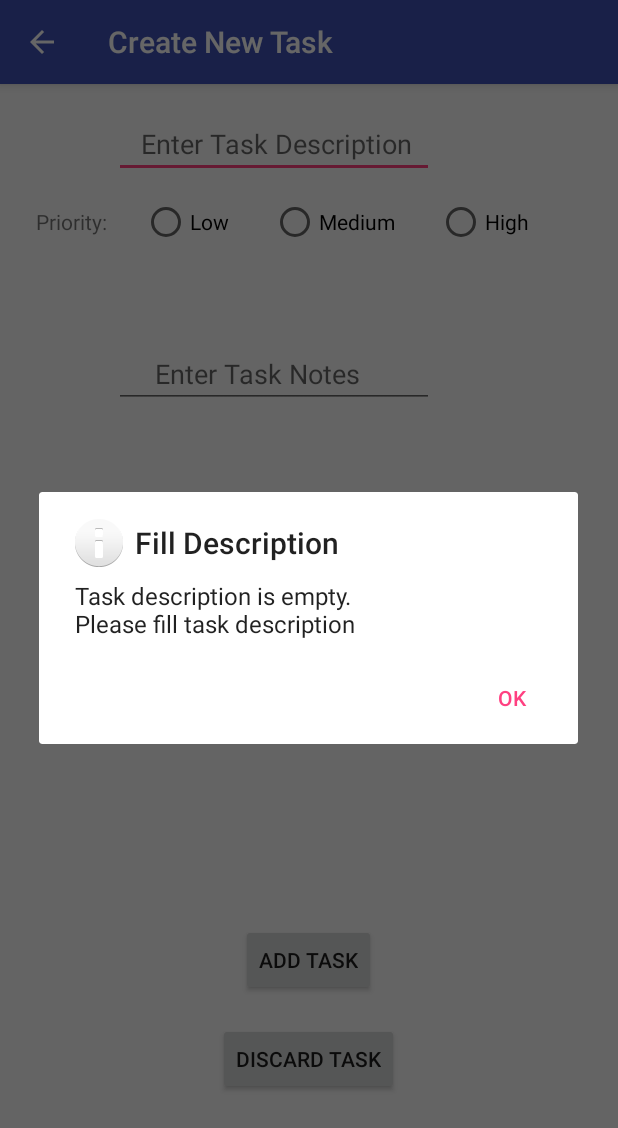
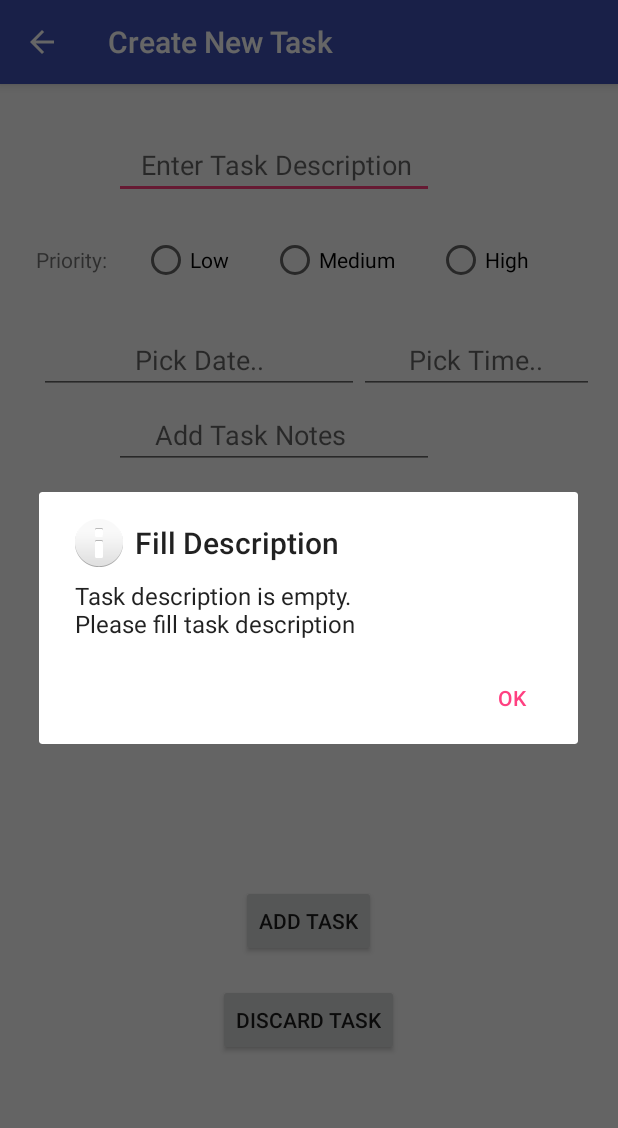
Before and after one commit to DFaiz/ToDoListEx2, an Android app: the ListNodeActivity screen opened directly, with no data from a screen before it, after a tap on "ADD TASK", on a phone screen of 412 x 824 dp. Shown: the top 1128 px of the screen. Run offline under Robolectric (Android 15) with nearby library versions, the phone set to English and light mode, and no system bars.

Commit message:
Time and date
Added time and date pickers.

```diff
--- /dev/null
+++ b/app/src/main/java/il/ac/shenkar/david/todolistex2/DatePickerFragment.java
@@ -0,0 +1,35 @@
+package il.ac.shenkar.david.todolistex2;
+
+/**
+ * Created by David on 08-Dec-15.
+ */
+
+import android.app.DatePickerDialog;
+import android.app.Dialog;
+import android.app.DialogFragment;
+import android.os.Bundle;
+import android.widget.DatePicker;
+import android.widget.EditText;
+import java.util.Calendar;
+
+public class DatePickerFragment extends DialogFragment implements DatePickerDialog.OnDateSetListener
+{
+    @Override
+    public Dialog onCreateDialog(Bundle savedInstanceState) {
+        // Use the current date as the default date in the picker
+        final Calendar c = Calendar.getInstance();
+        int year = c.get(Calendar.YEAR);
+        int month = c.get(Calendar.MONTH);
+        int day = c.get(Calendar.DAY_OF_MONTH);
+
+        // Create a new instance of DatePickerDialog and return it
+        return new DatePickerDialog(getActivity(), this, year, month, day);
+    }
+
+    @Override
+    public void onDateSet(DatePicker view, int year, int month, int day) {
+        // Do something with the date chosen by the user
+        EditText date= (EditText)getActivity().findViewById(R.id.taskDateEdit);
+        date.setText(day+"/"+(month+1)+"/"+year);
+    }
+}
--- a/app/src/main/java/il/ac/shenkar/david/todolistex2/ListNodeActivity.java
+++ b/app/src/main/java/il/ac/shenkar/david/todolistex2/ListNodeActivity.java
@@ -1,5 +1,7 @@
 package il.ac.shenkar.david.todolistex2;
 
+import java.util.Calendar;
+import java.util.Date;
 import android.app.AlertDialog;
 import android.content.Context;
 import android.content.DialogInterface;
@@ -9,9 +11,13 @@ import android.support.design.widget.FloatingActionButton;
 import android.support.design.widget.Snackbar;
 import android.support.v7.app.AppCompatActivity;
 import android.support.v7.widget.Toolbar;
+import android.text.InputType;
 import android.view.View;
 import android.widget.EditText;
 import android.widget.RadioButton;
+import android.app.DialogFragment;
+
+import java.text.SimpleDateFormat;
 
 public class ListNodeActivity extends AppCompatActivity {
 
@@ -23,22 +29,44 @@ public class ListNodeActivity extends AppCompatActivity {
         setContentView(R.layout.activity_list_node);
         Toolbar toolbar = (Toolbar) findViewById(R.id.toolbar);
         setSupportActionBar(toolbar);
-/*
-        FloatingActionButton fab = (FloatingActionButton) findViewById(R.id.fab);
-        fab.setOnClickListener(new View.OnClickListener() {
-            @Override
-            public void onClick(View view) {
-                Snackbar.make(view, "Replace with your own action", Snackbar.LENGTH_LONG)
-                        .setAction("Action", null).show();
+
+        EditText date = (EditText)findViewById(R.id.taskDateEdit);
+        date.setInputType(InputType.TYPE_NULL);
+
+        EditText time = (EditText)findViewById(R.id.taskTimeEdit);
+        time.setInputType(InputType.TYPE_NULL);
+
+        getSupportActionBar().setDisplayHomeAsUpEnabled(true);
+
+        //add listener to pop up date picker
+        date.setOnFocusChangeListener(new View.OnFocusChangeListener() {
+            public void onFocusChange(View v, boolean hasFocus) {
+                if (hasFocus) showDatePickerDialog(v);
             }
-        });*/
-        getSupportActionBar().setDisplayHomeAsUpEnabled(true);
+        });
+
+        //add listener to pop up time picker
+        time.setOnFocusChangeListener(new View.OnFocusChangeListener() {
+            public void onFocusChange(View v, boolean hasFocus) {
+                if(hasFocus)showTimePickerDialog(v);
+            }
+        });
     }
 
     public void addTaskBtn (View view)
     {
         EditText desc = (EditText)findViewById(R.id.newTaskDesc);
         EditText nts = (EditText)findViewById(R.id.newTaskNotes);
+        EditText date = (EditText)findViewById(R.id.taskDateEdit);
+        EditText time = (EditText)findViewById(R.id.taskTimeEdit);
+
+        Date myDate = null;
+
+        String strToParse = date.getText()+" "+time.getText();
+        try
+        {
+            myDate = new SimpleDateFormat("dd/MM/yyyy HH:mm").parse(strToParse);
+        }catch(Exception e){myDate=null;};
 
        if(desc.getText().toString().matches(""))
         {
@@ -112,4 +140,14 @@ public class ListNodeActivity extends AppCompatActivity {
     public void onRadioButtonClicked(View view)
     {
     }
+
+    public void showDatePickerDialog(View v) {
+        DialogFragment newFragment = new DatePickerFragment();
+        newFragment.show(getFragmentManager(), "datePicker");
+    }
+
+    public void showTimePickerDialog(View v) {
+        DialogFragment newFragment = new TimePickerFragment();
+        newFragment.show(getFragmentManager(), "timePicker");
+    }
 }
--- /dev/null
+++ b/app/src/main/java/il/ac/shenkar/david/todolistex2/TimePickerFragment.java
@@ -0,0 +1,38 @@
+package il.ac.shenkar.david.todolistex2;
+
+/**
+ * Created by David on 08-Dec-15.
+ */
+
+import java.util.Calendar;
+
+import android.app.Dialog;
+import android.app.DialogFragment;
+import android.app.TimePickerDialog;
+import android.os.Bundle;
+import android.text.format.DateFormat;
+import android.widget.EditText;
+import android.widget.TimePicker;
+
+public class TimePickerFragment extends DialogFragment implements TimePickerDialog.OnTimeSetListener
+{
+    @Override
+    public Dialog onCreateDialog(Bundle savedInstanceState) {
+        // Use the current time as the default values for the picker
+        final Calendar c = Calendar.getInstance();
+        int hour = c.get(Calendar.HOUR_OF_DAY);
+        int minute = c.get(Calendar.MINUTE);
+
+        // Create a new instance of TimePickerDialog and return it
+        return new TimePickerDialog(getActivity(), this, hour, minute,
+                DateFormat.is24HourFormat(getActivity()));
+    }
+
+    @Override
+    public void onTimeSet(TimePicker view, int hourOfDay, int minute) {
+        // Do something with the time chosen by the user
+        //EditText time= (EditText)getActivity().findViewById(R.id.taskTimeEdit);
+        EditText time=null;
+        time.setText(hourOfDay+":"+minute);
+    }
+}
--- a/app/src/main/res/layout/content_list_node.xml
+++ b/app/src/main/res/layout/content_list_node.xml
@@ -13,16 +13,33 @@
     <LinearLayout
         android:layout_width="match_parent"
         android:layout_height="wrap_content"
-        android:layout_marginTop="200dp"
-        android:layout_marginLeft="60dp"
+        android:layout_marginTop="10dp"
         android:id="@+id/linearLayout1">
-
     </LinearLayout>
 
     <LinearLayout
         android:layout_width="match_parent"
         android:layout_height="wrap_content"
-        android:layout_marginTop="50dp"
+        android:layout_marginTop="15dp"
+        android:layout_marginLeft="60dp"
+        android:id="@+id/linearLayout4">
+
+
+        <EditText
+            android:layout_width="wrap_content"
+            android:layout_height="wrap_content"
+            android:inputType="textMultiLine"
+            android:ems="10"
+            android:id="@+id/newTaskDesc"
+            android:hint="   Enter Task Description"
+            android:maxLength="100"/>
+    </LinearLayout>
+
+
+    <LinearLayout
+        android:layout_width="match_parent"
+        android:layout_height="wrap_content"
+        android:layout_marginTop="75dp"
         android:id="@+id/linearLayout2">
 
         <TextView
@@ -69,9 +86,58 @@
     <LinearLayout
         android:layout_width="match_parent"
         android:layout_height="wrap_content"
-        android:layout_marginTop="1dp"
+        android:layout_marginTop="100dp"
         android:layout_marginLeft="60dp"
         android:id="@+id/linearLayout3">
+    </LinearLayout>
+
+    <LinearLayout
+        android:layout_width="match_parent"
+        android:layout_height="wrap_content"
+        android:layout_marginTop="145dp"
+        android:layout_marginLeft="10dp"
+        android:id="@+id/linearLayout6">
+
+        <EditText
+            android:id="@+id/taskDateEdit"
+            android:layout_width="wrap_content"
+            android:layout_height="wrap_content"
+            android:inputType="date"
+            android:ems="10"
+            android:layout_alignParentRight="true"
+            android:gravity="center_horizontal"
+            android:hint="Pick Date.."
+            />
+
+        <EditText
+            android:id="@+id/taskTimeEdit"
+            android:layout_width="wrap_content"
+            android:layout_height="wrap_content"
+            android:inputType="time"
+            android:ems="10"
+            android:layout_weight="1"
+            android:gravity="center_horizontal"
+
+            android:hint="Pick Time.." >
+        </EditText>
+    </LinearLayout>
+
+    <LinearLayout
+        android:layout_width="match_parent"
+        android:layout_height="wrap_content"
+        android:layout_marginTop="195dp"
+        android:layout_marginLeft="60dp"
+        android:id="@+id/linearLayout5">
+
+        <EditText
+            android:layout_width="wrap_content"
+            android:layout_height="wrap_content"
+            android:inputType="textMultiLine"
+            android:ems="10"
+            android:id="@+id/newTaskNotes"
+            android:hint="     Add Task Notes"
+            android:maxLines="10"
+            android:layout_centerHorizontal="true" />
 
     </LinearLayout>
 
@@ -80,7 +146,7 @@
         android:layout_height="wrap_content"
         android:text="Add Task"
         android:id="@+id/addTaskbtn"
-        android:layout_marginBottom="144dp"
+        android:layout_marginBottom="170dp"
         android:onClick="addTaskBtn"
         android:layout_alignParentBottom="true"
         android:layout_centerHorizontal="true" />
@@ -95,28 +161,4 @@
         android:layout_centerHorizontal="true"
         android:layout_marginTop="66dp" />
 
-    <EditText
-        android:layout_width="wrap_content"
-        android:layout_height="wrap_content"
-        android:inputType="textMultiLine"
-        android:ems="10"
-        android:id="@+id/newTaskDesc"
-        android:hint="   Enter Task Description"
-        android:maxLines="10"
-        android:layout_below="@+id/linearLayout3"
-        android:layout_alignLeft="@+id/linearLayout3"
-        android:layout_alignStart="@+id/linearLayout3" />
-
-    <EditText
-        android:layout_width="wrap_content"
-        android:layout_height="wrap_content"
-        android:inputType="textMultiLine"
-        android:ems="10"
-        android:id="@+id/newTaskNotes"
-        android:hint="     Enter Task Notes"
-        android:maxLength="100"
-        android:layout_alignBottom="@+id/linearLayout1"
-        android:layout_alignLeft="@+id/linearLayout1"
-        android:layout_alignStart="@+id/linearLayout1" />
-
 </RelativeLayout>
```
